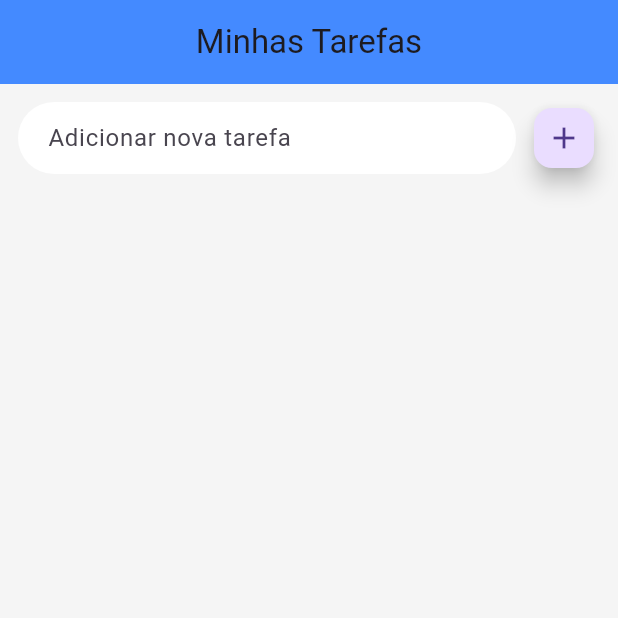
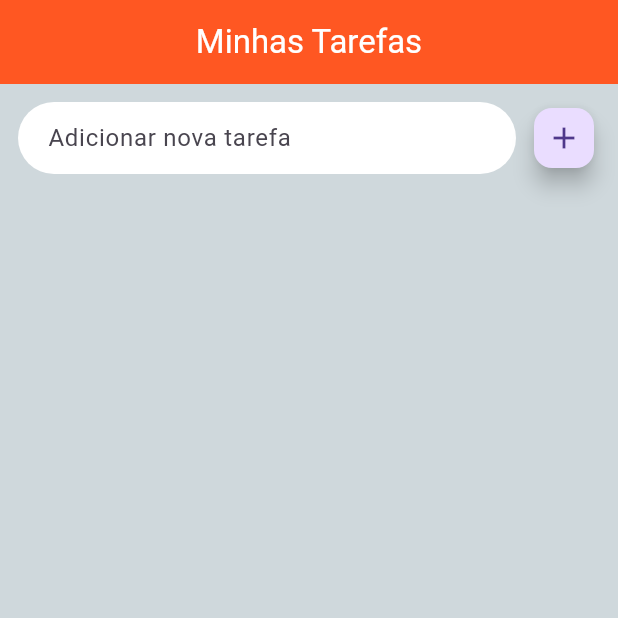
Before and after one commit to Sousa-Edson/tarefa_app, a Flutter app: the screen it shows after launch, on a phone screen of 412 x 824 dp, the top half of it. Run offline on Flutter 3.47's test engine with Material 3 defaults, Android fonts, the phone set to English and light mode, and no system bars; our stand-ins replace sqflite; accounts and stored records are empty.

Commit message:
modifica interface principal

```diff
--- a/lib/main.dart
+++ b/lib/main.dart
@@ -19,9 +19,10 @@
       title: 'Lista de Tarefas',
       theme: ThemeData(
         primarySwatch: Colors.blue,
-        scaffoldBackgroundColor: Colors.grey[100], // fundo suave
+        scaffoldBackgroundColor: Colors.blueGrey[100], // fundo suave
         appBarTheme: const AppBarTheme(
-          backgroundColor: Colors.blueAccent,
+          backgroundColor: Colors.deepOrange,
+          foregroundColor: Colors.white,
           elevation: 0,
         ),
       ),
```
